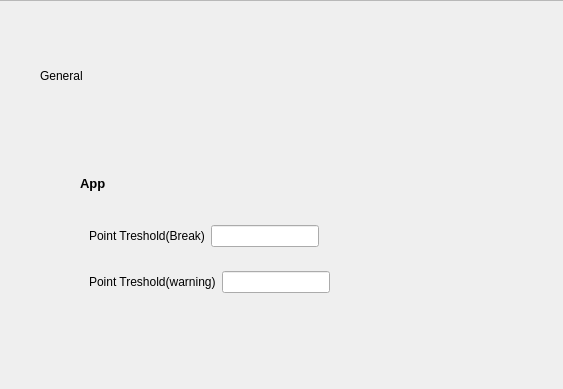
Old version of the form UI/main/main.ui in the repository 0CottonBuds/PyTrack; both pictures show x 204 to 767 and y 0 to 389 of the 1060 by 677 pixel window.
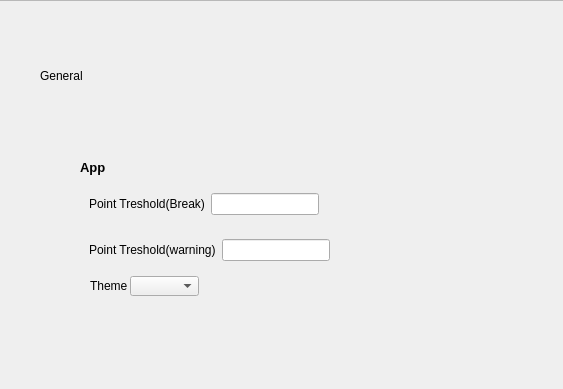
New version of the form. The open tabs and pages were chosen to show the change. Icons and pictures are not drawn.

Commit message: Updated main ui to house the theme combo box on general settings

Patch:
```diff
--- a/UI/main/main.ui
+++ b/UI/main/main.ui
@@ -1177,11 +1177,23 @@
                               <rect>
                                <x>50</x>
                                <y>10</y>
-                               <width>403</width>
-                               <height>146</height>
+                               <width>291</width>
+                               <height>141</height>
                               </rect>
                              </property>
                              <layout class="QVBoxLayout" name="verticalLayout_12">
+                              <property name="leftMargin">
+                               <number>0</number>
+                              </property>
+                              <property name="topMargin">
+                               <number>0</number>
+                              </property>
+                              <property name="rightMargin">
+                               <number>0</number>
+                              </property>
+                              <property name="bottomMargin">
+                               <number>0</number>
+                              </property>
                               <item>
                                <widget class="QLabel" name="label_8">
                                 <property name="font">
@@ -1244,6 +1256,33 @@
                                 </layout>
                                </widget>
                               </item>
+                              <item>
+                               <widget class="QWidget" name="widget" native="true">
+                                <widget class="QLabel" name="label_theme">
+                                 <property name="geometry">
+                                  <rect>
+                                   <x>10</x>
+                                   <y>0</y>
+                                   <width>111</width>
+                                   <height>20</height>
+                                  </rect>
+                                 </property>
+                                 <property name="text">
+                                  <string>Theme</string>
+                                 </property>
+                                </widget>
+                                <widget class="QComboBox" name="comboBox_theme">
+                                 <property name="geometry">
+                                  <rect>
+                                   <x>50</x>
+                                   <y>0</y>
+                                   <width>69</width>
+                                   <height>20</height>
+                                  </rect>
+                                 </property>
+                                </widget>
+                               </widget>
+                              </item>
                              </layout>
                             </widget>
                            </widget>
```
Left out of the diff: 4 changed lines with no effect on the pictures. The commit also changes 2 other files.
